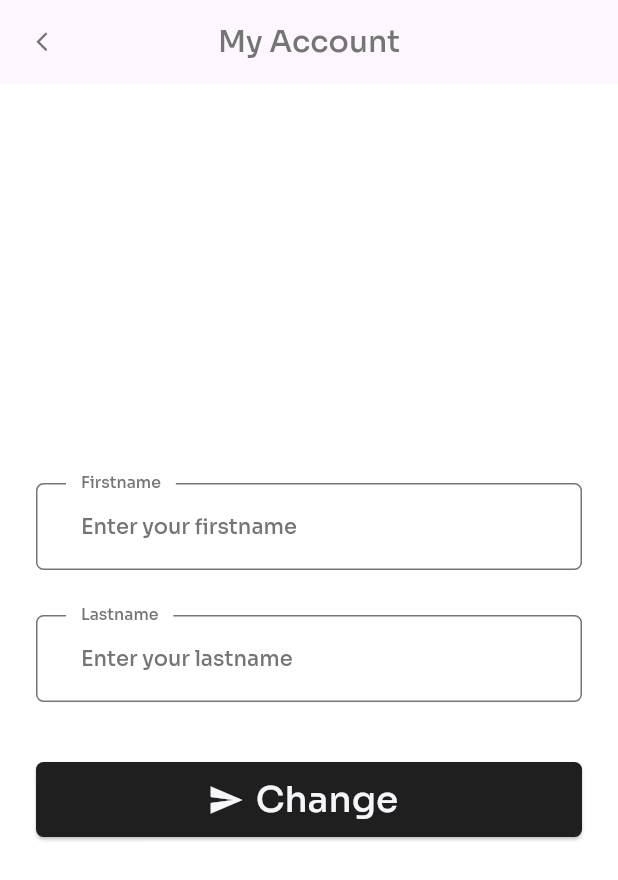
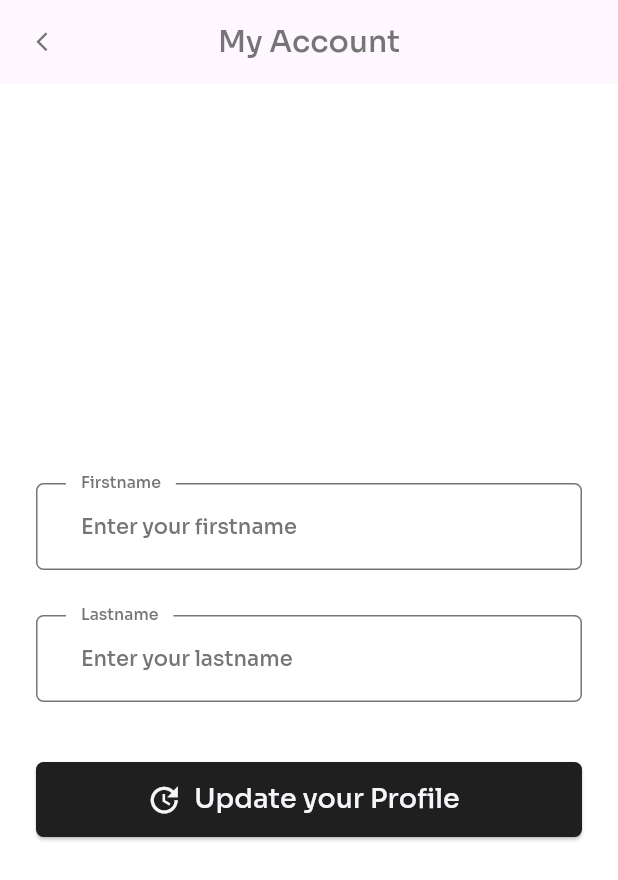
Before and after one commit to PhiloMeister/cyclingproject, a Flutter app: the MyAccount screen opened directly, on a phone screen of 412 x 824 dp. Shown: the top 880 px of the screen. Run offline on Flutter 3.47's test engine with Material 2 defaults, Android fonts, the phone set to English and light mode, and no system bars; our stand-ins replace awesome_snackbar_content, cloud_firestore, email_validator, firebase_auth, firebase_core, firebase_storage and 10 more; missing offline and left inert: flutter_email_sender, open_route_service; accounts and stored records are empty.

Commit message:
added the functionality to update the profile

```diff
--- a/lib/widgets/my_account.dart
+++ b/lib/widgets/my_account.dart
@@ -5,6 +5,7 @@ import 'package:flutter/material.dart';
 
 import '../theme/constants.dart';
 import '../utils/helper_widgets.dart';
+import '../utils/snackbar.dart';
 
 class MyAccount extends StatefulWidget {
   const MyAccount({super.key});
@@ -14,8 +15,13 @@ class MyAccount extends StatefulWidget {
 }
 
 class _MyAccountState extends State<MyAccount> {
+  final formKey = GlobalKey<FormState>();
   final firstNameController = TextEditingController();
   final lastNameController = TextEditingController();
+
+  final DocumentReference documentReference = FirebaseFirestore.instance
+      .collection('Users')
+      .doc(FirebaseAuth.instance.currentUser!.uid);
 
   @override
   void dispose() {
@@ -46,7 +52,9 @@ class _MyAccountState extends State<MyAccount> {
         ),
         centerTitle: true,
       ),
-      body: Center(
+      body: Form(
+        key: formKey,
+        child: Center(
           child: SingleChildScrollView(
             padding: const EdgeInsets.symmetric(vertical: 24, horizontal: 24),
             child: Column(
@@ -59,11 +67,13 @@ class _MyAccountState extends State<MyAccount> {
                   builder: (BuildContext context, AsyncSnapshot snapshot) {
                     if (snapshot.hasData && snapshot.data != null) {
                       final user = snapshot.data.data();
+                      firstNameController.text = user['firstname'];
+                      lastNameController.text = user['lastname'];
                       return Column(
                         children: [
                           TextFormField(
                             readOnly: false,
-                          initialValue: user['firstname'],
+                            //initialValue: user['firstname'],
                             decoration: InputDecoration(
                               labelStyle: const TextStyle(color: kTextColor),
                               contentPadding: const EdgeInsets.symmetric(
@@ -71,7 +81,8 @@ class _MyAccountState extends State<MyAccount> {
                               labelText: "Firstname",
                               hintText: "Enter your firstname",
                               hintStyle: const TextStyle(color: kTextColor),
-                            floatingLabelBehavior: FloatingLabelBehavior.always,
+                              floatingLabelBehavior:
+                                  FloatingLabelBehavior.always,
                               enabledBorder: OutlineInputBorder(
                                 borderRadius: BorderRadius.circular(5.0),
                                 borderSide: const BorderSide(color: kTextColor),
@@ -85,13 +96,13 @@ class _MyAccountState extends State<MyAccount> {
                             ),
                             style: const TextStyle(color: kTextColor),
                             cursorColor: kTextColor,
-                          //controller: firstNameController,
+                            controller: firstNameController,
                             textInputAction: TextInputAction.next,
                           ),
                           addVerticalSpace(30),
                           TextFormField(
                             readOnly: false,
-                          initialValue: user['lastname'],
+                            //initialValue: user['lastname'],
                             decoration: InputDecoration(
                               labelStyle: const TextStyle(color: kTextColor),
                               contentPadding: const EdgeInsets.symmetric(
@@ -99,7 +110,8 @@ class _MyAccountState extends State<MyAccount> {
                               labelText: "Lastname",
                               hintText: "Enter your lastname",
                               hintStyle: const TextStyle(color: kTextColor),
-                            floatingLabelBehavior: FloatingLabelBehavior.always,
+                              floatingLabelBehavior:
+                                  FloatingLabelBehavior.always,
                               enabledBorder: OutlineInputBorder(
                                 borderRadius: BorderRadius.circular(5.0),
                                 borderSide: const BorderSide(color: kTextColor),
@@ -113,7 +125,7 @@ class _MyAccountState extends State<MyAccount> {
                             ),
                             style: const TextStyle(color: kTextColor),
                             cursorColor: kTextColor,
-                          //controller: lastNameController,
+                            controller: lastNameController,
                             textInputAction: TextInputAction.next,
                           ),
                           addVerticalSpace(40),
@@ -125,14 +137,14 @@ class _MyAccountState extends State<MyAccount> {
                                     borderRadius: BorderRadius.circular(5.0))),
                             icon: const Icon(
                                 color: kPrimaryLightColor,
-                              Icons.send_sharp,
+                                Icons.update,
                                 size: 24),
                             label: const Text(
-                            'Change',
+                              'Update your Profile',
                               style: TextStyle(
-                                color: kPrimaryLightColor, fontSize: 24),
+                                  color: kPrimaryLightColor, fontSize: 18),
                             ),
-                          onPressed: () {},
+                            onPressed: update,
                           ),
                         ],
                       );
@@ -217,16 +229,23 @@ class _MyAccountState extends State<MyAccount> {
             ),
           ),
         ),
+      ),
     );
   }
 
-  Future getUser() async {
-    DocumentSnapshot userDoc = await FirebaseFirestore.instance
-        .collection('Users')
-        .doc(FirebaseAuth.instance.currentUser!.uid)
-        .get();
-    Map<String, dynamic>? docData = userDoc.data() as Map<String, dynamic>?;
-    var userName = docData!['lastname'];
-    debugPrint(userName);
+  Future update() async {
+    final isValid = formKey.currentState!.validate();
+    if (!isValid) return;
+
+    try {
+      await documentReference.update(
+        {
+          "firstname": firstNameController.text.trim(),
+          "lastname": lastNameController.text.trim(),
+        },
+      ).then((value) => Utils.showSnackBar("You updated your profile!", false));
+    } on FirebaseAuthException catch (e) {
+      Utils.showSnackBar(e.message, true);
     }
   }
+}
```
Lines whose indentation alone changed are shown as unchanged.
